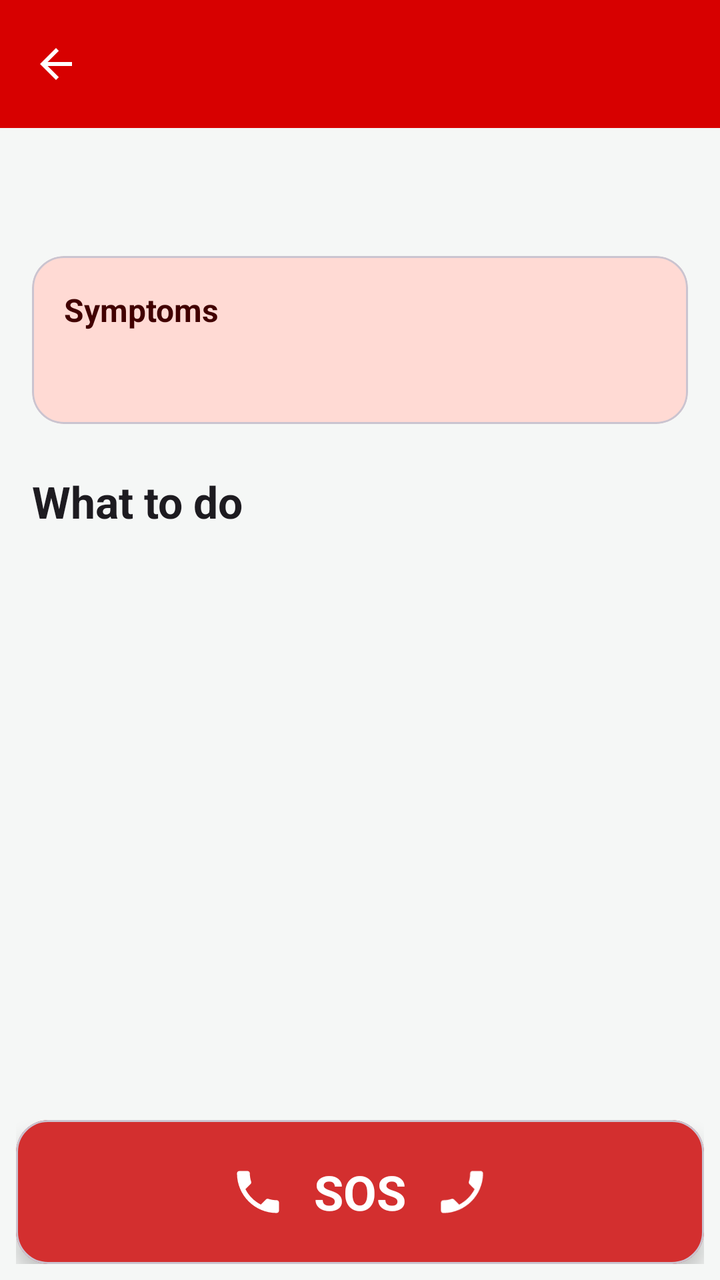
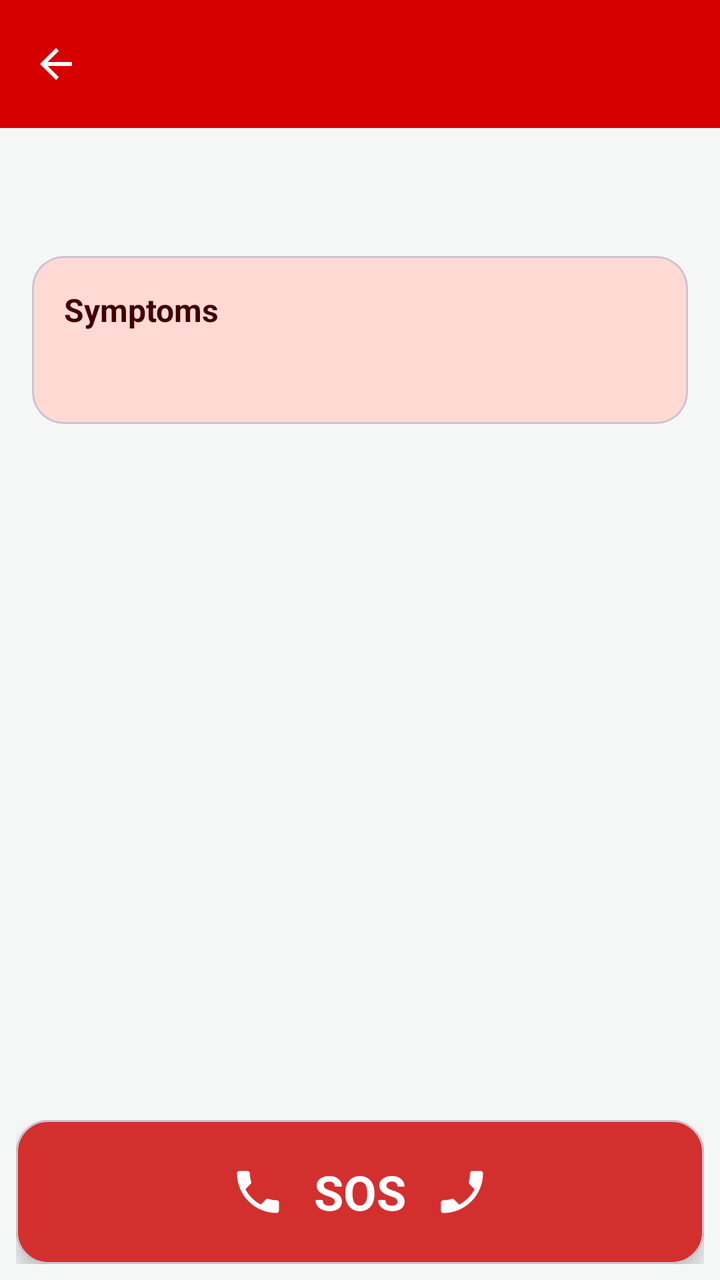

Before-and-after screenshots of an Android layout around one commit, followed by the original layout XML and the change that was made.
<!-- AndroidManifest.xml: application theme Theme.FirstAidHero1 -->
<!-- res/layout/activity_emergency_detail.xml -->
<?xml version="1.0" encoding="utf-8"?>
<androidx.constraintlayout.widget.ConstraintLayout
    xmlns:android="http://schemas.android.com/apk/res/android"
    xmlns:app="http://schemas.android.com/apk/res-auto"
    android:id="@+id/detailRoot"
    android:layout_width="match_parent"
    android:layout_height="match_parent"
    android:keepScreenOn="true">

    <com.google.android.material.appbar.AppBarLayout
        android:id="@+id/detailAppBar"
        android:layout_width="0dp"
        android:layout_height="wrap_content"
        android:background="@color/app_bar"
        android:fitsSystemWindows="true"
        app:layout_constraintTop_toTopOf="parent"
        app:layout_constraintStart_toStartOf="parent"
        app:layout_constraintEnd_toEndOf="parent">

        <androidx.appcompat.widget.Toolbar
            android:id="@+id/detailToolbar"
            android:layout_width="match_parent"
            android:layout_height="?attr/actionBarSize"
            android:theme="@style/ThemeOverlay.AppCompat.Dark.ActionBar"
            app:navigationContentDescription="@string/back"
            app:navigationIcon="@drawable/ic_back"
            app:titleTextColor="@color/white" />
    </com.google.android.material.appbar.AppBarLayout>

    <ScrollView
        android:id="@+id/detailScroll"
        android:layout_width="0dp"
        android:layout_height="0dp"
        app:layout_constraintTop_toBottomOf="@id/detailAppBar"
        app:layout_constraintBottom_toTopOf="@id/callBar"
        app:layout_constraintStart_toStartOf="parent"
        app:layout_constraintEnd_toEndOf="parent">

        <LinearLayout
            android:layout_width="match_parent"
            android:layout_height="wrap_content"
            android:orientation="vertical"
            android:padding="16dp">

            <LinearLayout
                android:layout_width="match_parent"
                android:layout_height="wrap_content"
                android:gravity="center_vertical"
                android:orientation="horizontal">

                <ImageView
                    android:id="@+id/detailSeverity"
                    android:layout_width="32dp"
                    android:layout_height="32dp"
                    android:layout_marginEnd="12dp" />

                <TextView
                    android:id="@+id/detailSeverityLabel"
                    android:layout_width="0dp"
                    android:layout_height="wrap_content"
                    android:layout_weight="1"
                    android:textColor="?attr/colorOnSurface"
                    android:textSize="18sp"
                    android:textStyle="bold" />
            </LinearLayout>

            <com.google.android.material.card.MaterialCardView
                android:layout_width="match_parent"
                android:layout_height="wrap_content"
                android:layout_marginTop="16dp"
                app:cardBackgroundColor="?attr/colorSecondaryContainer"
                app:cardCornerRadius="16dp"
                app:cardElevation="0dp">

                <LinearLayout
                    android:layout_width="match_parent"
                    android:layout_height="wrap_content"
                    android:orientation="vertical"
                    android:padding="16dp">

                    <TextView
                        android:layout_width="match_parent"
                        android:layout_height="wrap_content"
                        android:text="@string/detail_symptoms_title"
                        android:textColor="?attr/colorOnSecondaryContainer"
                        android:textSize="16sp"
                        android:textStyle="bold" />

                    <TextView
                        android:id="@+id/detailSymptoms"
                        android:layout_width="match_parent"
                        android:layout_height="wrap_content"
                        android:layout_marginTop="6dp"
                        android:textColor="?attr/colorOnSecondaryContainer"
                        android:textSize="18sp" />
                </LinearLayout>
            </com.google.android.material.card.MaterialCardView>

            <TextView
                android:layout_width="match_parent"
                android:layout_height="wrap_content"
                android:layout_marginTop="24dp"
                android:text="@string/detail_steps_title"
                android:textColor="?attr/colorOnSurface"
                android:textSize="22sp"
                android:textStyle="bold" />

            <LinearLayout
                android:id="@+id/stepsContainer"
                android:layout_width="match_parent"
                android:layout_height="wrap_content"
                android:layout_marginTop="8dp"
                android:orientation="vertical" />
        </LinearLayout>
    </ScrollView>

    <include
        android:id="@+id/callBar"
        layout="@layout/header_button"
        android:layout_width="0dp"
        android:layout_height="wrap_content"
        app:layout_constraintBottom_toBottomOf="parent"
        app:layout_constraintStart_toStartOf="parent"
        app:layout_constraintEnd_toEndOf="parent" />

</androidx.constraintlayout.widget.ConstraintLayout>
<!-- res/layout/header_button.xml (included above) -->
<?xml version="1.0" encoding="utf-8"?>
<FrameLayout
    xmlns:android="http://schemas.android.com/apk/res/android"
    xmlns:app="http://schemas.android.com/apk/res-auto"
    android:layout_width="match_parent"
    android:layout_height="wrap_content"
    android:padding="8dp">

    <com.google.android.material.card.MaterialCardView
        android:id="@+id/headerButton"
        android:layout_width="match_parent"
        android:layout_height="72dp"
        android:clickable="true"
        android:focusable="true"
        app:cardBackgroundColor="@color/sos_red"
        app:cardCornerRadius="16dp"
        app:cardElevation="6dp">

        <LinearLayout
            android:layout_width="match_parent"
            android:layout_height="match_parent"
            android:gravity="center"
            android:orientation="horizontal"
            android:paddingStart="16dp"
            android:paddingEnd="16dp">

            <ImageView
                android:layout_width="28dp"
                android:layout_height="28dp"
                android:importantForAccessibility="no"
                android:src="@drawable/ic_call" />

            <TextView
                android:layout_width="wrap_content"
                android:layout_height="wrap_content"
                android:layout_marginStart="14dp"
                android:layout_marginEnd="14dp"
                android:text="@string/header_button"
                android:textColor="@color/white"
                android:textSize="24sp"
                android:textStyle="bold" />

            <ImageView
                android:layout_width="28dp"
                android:layout_height="28dp"
                android:importantForAccessibility="no"
                android:scaleX="-1"
                android:src="@drawable/ic_call" />

        </LinearLayout>
    </com.google.android.material.card.MaterialCardView>
</FrameLayout>
<!-- resources referenced by this layout -->
<resources>
  <color name="app_bar">#D70000</color>
  <color name="sos_red">#D32F2F</color>
  <color name="white">#FFFFFF</color>
  <!-- drawable ic_back (drawable) -->
  <vector xmlns:android="http://schemas.android.com/apk/res/android"
      android:width="24dp"
      android:height="24dp"
      android:autoMirrored="true"
      android:viewportWidth="24"
      android:viewportHeight="24">
      <path
          android:fillColor="#FFFFFFFF"
          android:pathData="M20,11H7.83l5.59,-5.59L12,4l-8,8 8,8 1.41,-1.41L7.83,13H20v-2z" />
  </vector>
  <!-- drawable ic_call (drawable) -->
  <vector xmlns:android="http://schemas.android.com/apk/res/android"
      android:width="24dp"
      android:height="24dp"
      android:viewportWidth="24"
      android:viewportHeight="24">
      <path
          android:fillColor="#FFFFFFFF"
          android:pathData="M6.62,10.79c1.44,2.83 3.76,5.14 6.59,6.59l2.2,-2.2c0.27,-0.27 0.67,-0.36 1.02,-0.24 1.12,0.37 2.33,0.57 3.57,0.57 0.55,0 1,0.45 1,1V20c0,0.55 -0.45,1 -1,1 -9.39,0 -17,-7.61 -17,-17 0,-0.55 0.45,-1 1,-1h3.5c0.55,0 1,0.45 1,1 0,1.25 0.2,2.45 0.57,3.57 0.11,0.35 0.03,0.74 -0.25,1.02l-2.2,2.2z" />
  </vector>
  <string name="back">Back</string>
  <string name="detail_steps_title">What to do</string>
  <string name="detail_symptoms_title">Symptoms</string>
  <string name="header_button">SOS</string>
  <style name="Theme.FirstAidHero1" parent="Base.Theme.FirstAidHero1" />
  <style name="Base.Theme.FirstAidHero1" parent="Theme.Material3.DayNight.NoActionBar">
          <item name="colorPrimary">@color/primary</item>
          <item name="colorOnPrimary">@color/white</item>
          <item name="colorSecondary">@color/accent</item>
          <item name="android:colorBackground">@color/background</item>
          <item name="colorSecondaryContainer">#FFDAD4</item>
          <item name="colorOnSecondaryContainer">#410000</item>
      </style>
  <color name="primary">#D70000</color>
  <color name="accent">#490000</color>
  <color name="background">#F5F7F6</color>
</resources>

<!-- the commit's change to res/layout/activity_emergency_detail.xml (unified diff, before → after) -->
@@ -100,7 +100,6 @@
                 android:layout_width="match_parent"
                 android:layout_height="wrap_content"
                 android:layout_marginTop="24dp"
-                android:text="@string/detail_steps_title"
                 android:textColor="?attr/colorOnSurface"
                 android:textSize="22sp"
                 android:textStyle="bold" />
<!-- resource entries referenced after the edit -->
@@ -25,7 +25,6 @@
           android:pathData="M6.62,10.79c1.44,2.83 3.76,5.14 6.59,6.59l2.2,-2.2c0.27,-0.27 0.67,-0.36 1.02,-0.24 1.12,0.37 2.33,0.57 3.57,0.57 0.55,0 1,0.45 1,1V20c0,0.55 -0.45,1 -1,1 -9.39,0 -17,-7.61 -17,-17 0,-0.55 0.45,-1 1,-1h3.5c0.55,0 1,0.45 1,1 0,1.25 0.2,2.45 0.57,3.57 0.11,0.35 0.03,0.74 -0.25,1.02l-2.2,2.2z" />
   </vector>
   <string name="back">Back</string>
-  <string name="detail_steps_title">What to do</string>
   <string name="detail_symptoms_title">Symptoms</string>
   <string name="header_button">SOS</string>
   <style name="Theme.FirstAidHero1" parent="Base.Theme.FirstAidHero1" />
